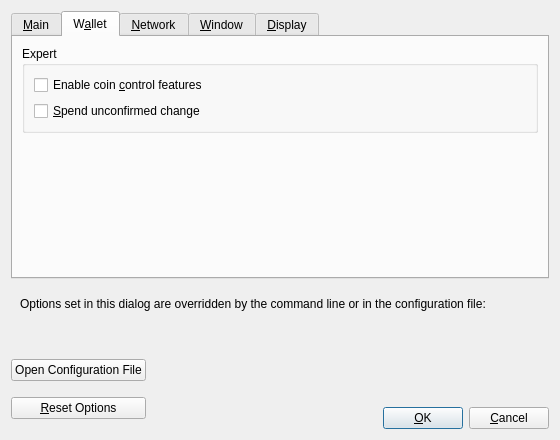
First picture: the form in src/qt/forms/optionsdialog.ui, repository zentoshi/zentoshi, before the edit.
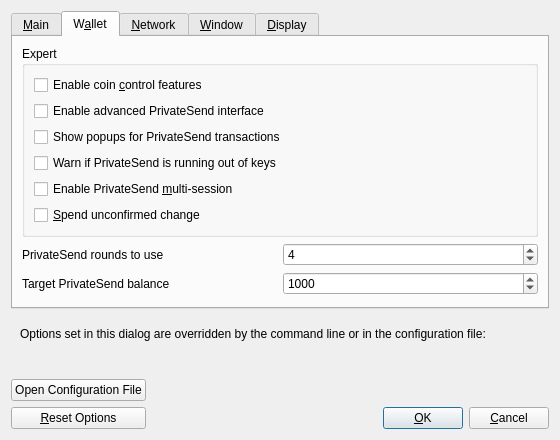
Second picture: the form after the edit. The open tabs and pages were chosen to show the change. Custom widgets are drawn as their Qt base class.

Commit message: Additional code for privatesend/wallet backups.

The edit to the form file:
```diff
--- a/src/qt/forms/optionsdialog.ui
+++ b/src/qt/forms/optionsdialog.ui
@@ -216,6 +216,46 @@
             </property>
            </widget>
           </item>
+          <item>
+           <widget class="QCheckBox" name="showAdvancedPSUI">
+            <property name="toolTip">
+             <string>Show additional information and buttons for PrivateSend on overview screen.</string>
+            </property>
+            <property name="text">
+             <string>Enable advanced PrivateSend interface</string>
+            </property>
+           </widget>
+          </item>
+          <item>
+           <widget class="QCheckBox" name="showPrivateSendPopups">
+            <property name="toolTip">
+             <string>Show system popups for PrivateSend mixing transactions&lt;br/&gt;just like for all other transaction types.</string>
+            </property>
+            <property name="text">
+             <string>Show popups for PrivateSend transactions</string>
+            </property>
+           </widget>
+          </item>
+          <item>
+           <widget class="QCheckBox" name="lowKeysWarning">
+            <property name="toolTip">
+             <string>Show warning dialog when PrivateSend detects that wallet has very low number of keys left.</string>
+            </property>
+            <property name="text">
+             <string>Warn if PrivateSend is running out of keys</string>
+            </property>
+           </widget>
+          </item>
+          <item>
+           <widget class="QCheckBox" name="privateSendMultiSession">
+            <property name="toolTip">
+             <string>Whether to use experimental PrivateSend mode with multiple mixing sessions per block.&lt;br/&gt;Note: You must use this feature carefully.&lt;br/&gt;Make sure you always have recent wallet (auto)backup in a safe place!</string>
+            </property>
+            <property name="text">
+             <string>Enable PrivateSend &amp;multi-session</string>
+            </property>
+           </widget>
+          </item>
           <item>
            <widget class="QCheckBox" name="spendZeroConfChange">
             <property name="toolTip">
@@ -229,6 +269,75 @@
          </layout>
         </widget>
        </item>
+       <item>
+        <layout class="QHBoxLayout" name="horizontalLayout_4_Wallet">
+         <item>
+          <widget class="QLabel" name="label">
+           <property name="toolTip">
+            <string>This setting determines the amount of individual masternodes that an input will be mixed through.&lt;br/&gt;More rounds of mixing gives a higher degree of privacy, but also costs more in fees.</string>
+           </property>
+           <property name="text">
+            <string>PrivateSend rounds to use</string>
+           </property>
+          </widget>
+         </item>
+         <item>
+          <widget class="QSpinBox" name="privateSendRounds">
+           <property name="minimum">
+            <number>2</number>
+           </property>
+           <property name="maximum">
+            <number>16</number>
+           </property>
+           <property name="value">
+            <number>4</number>
+           </property>
+          </widget>
+         </item>
+        </layout>
+       </item>
+       <item>
+        <layout class="QHBoxLayout" name="horizontalLayout">
+         <item>
+          <widget class="QLabel" name="label_2">
+           <property name="toolTip">
+            <string>This amount acts as a threshold to turn off PrivateSend once it's reached.</string>
+           </property>
+           <property name="statusTip">
+            <string notr="true"/>
+           </property>
+           <property name="whatsThis">
+            <string notr="true"/>
+           </property>
+           <property name="accessibleName">
+            <string notr="true"/>
+           </property>
+           <property name="accessibleDescription">
+            <string notr="true"/>
+           </property>
+           <property name="text">
+            <string>Target PrivateSend balance</string>
+           </property>
+          </widget>
+         </item>
+         <item>
+          <widget class="QSpinBox" name="privateSendAmount">
+           <property name="minimum">
+            <number>2</number>
+           </property>
+           <property name="maximum">
+            <number>2000</number>
+           </property>
+           <property name="singleStep">
+            <number>10</number>
+           </property>
+           <property name="value">
+            <number>1000</number>
+           </property>
+          </widget>
+         </item>
+        </layout>
+       </item>
        <item>
         <spacer name="verticalSpacer_Wallet">
          <property name="orientation">
```
The commit also changes 3 other files.
